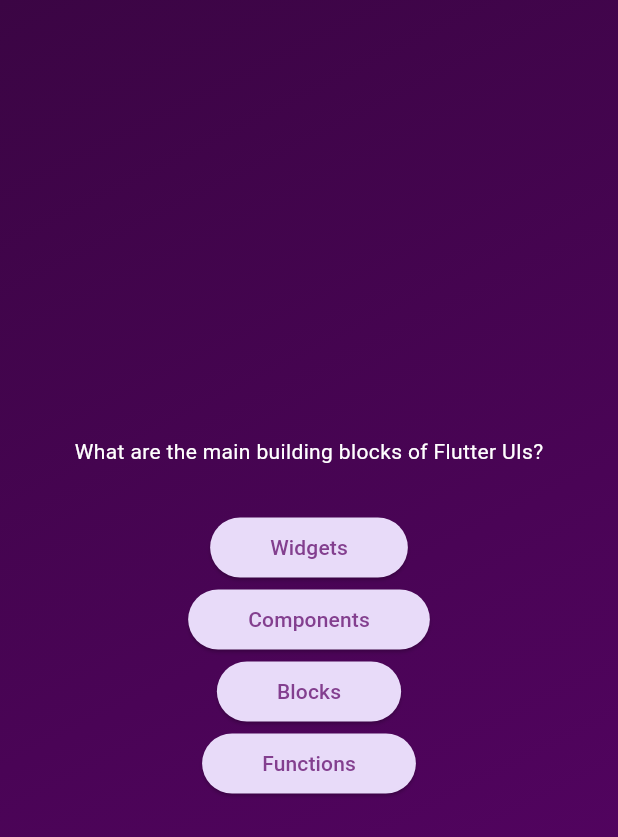
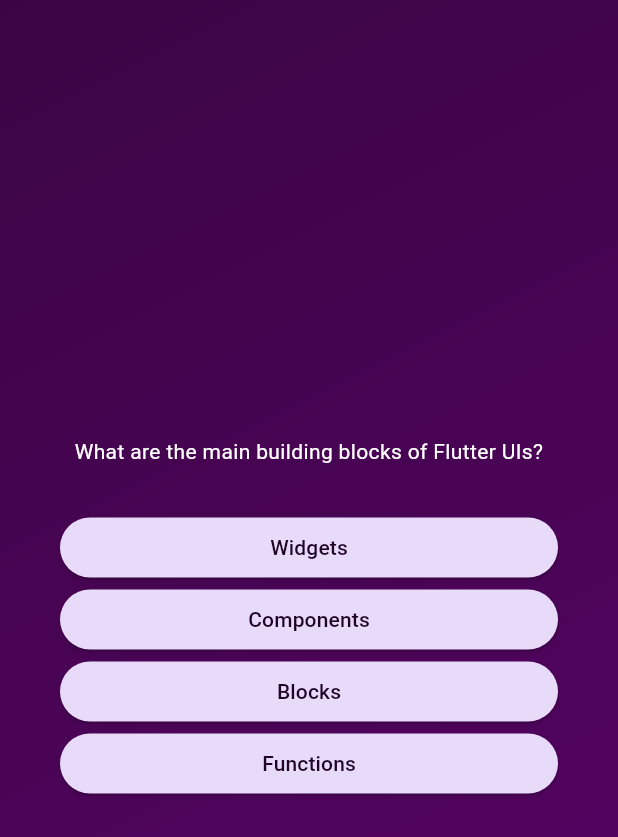
Before and after one commit to dainavipurav/002_flutter_quiz, a Flutter app: the screen it shows after launch, after a tap on "Start Quize", on a phone screen of 412 x 824 dp. Shown: the top 837 px of the screen. Run offline on Flutter 3.47's test engine with Material 3 defaults, Android fonts, the light colour scheme and no system bars.

Commit message:
layout modified

```diff
--- a/lib/answer_button.dart
+++ b/lib/answer_button.dart
@@ -14,7 +14,7 @@
       style: ElevatedButton.styleFrom(
         padding: const EdgeInsets.symmetric(horizontal: 40, vertical: 10),
         backgroundColor: const Color.fromARGB(255, 232, 219, 249),
-        foregroundColor: const Color.fromARGB(255, 131, 63, 143),
+        foregroundColor: const Color.fromARGB(255, 31, 4, 36),
         shape: RoundedRectangleBorder(
           borderRadius: BorderRadius.circular(40),
         ),
--- a/lib/questions_screen.dart
+++ b/lib/questions_screen.dart
@@ -16,14 +16,17 @@
 
   @override
   Widget build(context) {
-    return SizedBox(
+    return Container(
+      margin: const EdgeInsets.all(40),
       width: double.infinity,
       child: Column(
         mainAxisAlignment: MainAxisAlignment.center,
+        crossAxisAlignment: CrossAxisAlignment.stretch,
         children: [
           Text(
             currentQuestion.text,
             style: const TextStyle(color: Colors.white),
+            textAlign: TextAlign.center,
           ),
           const SizedBox(height: 30),
           ...currentQuestion.answers.map((answer) {
```
